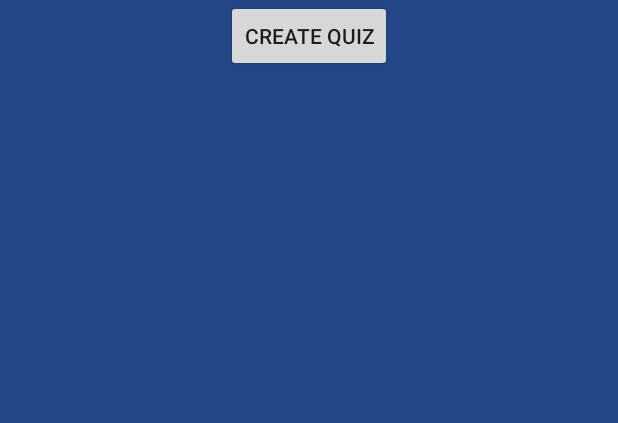
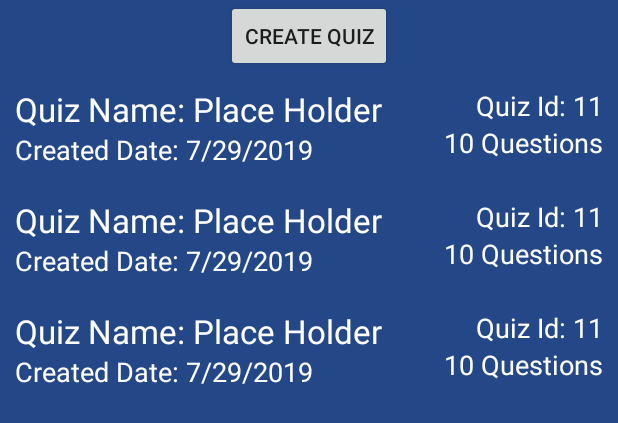
Before and after one commit to johade777/QuoteMNativeAndroid, an Android app: the layout activity_quizzes.xml on its own in the app's theme, with its tools: preview values and no code run, on a phone screen of 412 x 824 dp. Shown: the top 423 px of the screen. Run offline under Robolectric (Android 15) with nearby library versions, the light colour scheme and no system bars.

Commit message:
Able to view all user quizzes

```diff
--- a/app/src/main/java/com/johade/quotem/model/UserQuiz.java
+++ b/app/src/main/java/com/johade/quotem/model/Quiz.java
@@ -1,10 +1,10 @@
 package com.johade.quotem.model;
 
-public class UserQuiz {
+public class Quiz {
     private int quiz_id;
     private String quiz_name;
 
-    public UserQuiz(int quiz_id, String quiz_name){
+    public Quiz(int quiz_id, String quiz_name){
         this.quiz_id = quiz_id;
         this.quiz_name = quiz_name;
     }
--- a/app/src/main/res/layout/activity_quizzes.xml
+++ b/app/src/main/res/layout/activity_quizzes.xml
@@ -7,13 +7,15 @@
     tools:context=".Views_Activities.QuizzesActivity">
 
     <Button
-        android:id="@+id/button"
+        android:id="@+id/createQuizButton"
         android:layout_width="wrap_content"
         android:layout_height="wrap_content"
         android:layout_gravity="center_horizontal"
         android:text="Create Quiz" />
 
     <androidx.recyclerview.widget.RecyclerView
+        android:id="@+id/quizRecyclerView"
         android:layout_width="match_parent"
-        android:layout_height="match_parent" />
+        android:layout_height="match_parent"
+        tools:listitem="@layout/item_view_quiz"/>
 </LinearLayout>
--- a/app/src/main/res/layout/item_view_quiz.xml
+++ b/app/src/main/res/layout/item_view_quiz.xml
@@ -1,6 +1,46 @@
 <?xml version="1.0" encoding="utf-8"?>
-<LinearLayout xmlns:android="http://schemas.android.com/apk/res/android"
-    android:orientation="vertical" android:layout_width="match_parent"
-    android:layout_height="match_parent">
+<RelativeLayout xmlns:android="http://schemas.android.com/apk/res/android"
+    android:layout_width="match_parent"
+    android:layout_height="wrap_content"
+    android:background="@color/background_color"
+    android:orientation="vertical"
+    android:padding="10dp">
 
-</LinearLayout>
+    <TextView
+        android:id="@+id/quizName"
+        android:layout_width="match_parent"
+        android:layout_height="wrap_content"
+        android:layout_toStartOf="@id/quizId"
+        android:textAppearance="@style/TextAppearance.AppCompat.Large"
+        android:textColor="@color/highscoreTextColor"
+        android:text="Quiz Name: Place Holder" />
+
+    <TextView
+        android:id="@+id/quizId"
+        android:layout_width="wrap_content"
+        android:layout_height="wrap_content"
+        android:layout_alignParentEnd="true"
+        android:textAppearance="@style/TextAppearance.AppCompat.Medium"
+        android:textColor="@color/highscoreTextColor"
+        android:text="Quiz Id: 11" />
+
+    <TextView
+        android:id="@+id/quizDate"
+        android:layout_below="@id/quizName"
+        android:layout_width="wrap_content"
+        android:layout_height="wrap_content"
+        android:textAppearance="@style/TextAppearance.AppCompat.Medium"
+        android:textColor="@color/highscoreTextColor"
+        android:text="Created Date: 7/29/2019" />
+
+    <TextView
+        android:id="@+id/questionNumber"
+        android:layout_width="wrap_content"
+        android:layout_below="@id/quizId"
+        android:layout_height="wrap_content"
+        android:layout_alignParentEnd="true"
+        android:textAppearance="@style/TextAppearance.AppCompat.Medium"
+        android:textColor="@color/highscoreTextColor"
+        android:text="10 Questions" />
+
+</RelativeLayout>
```
Also changed, not shown: app/src/main/java/com/johade/quotem/Views_Activities/MainActivity.java (+8 -0 lines), app/src/main/java/com/johade/quotem/Views_Activities/QuizzesActivity.java (+54 -0 lines), app/src/main/java/com/johade/quotem/adapters/QuizAdapter.java (added, +58 -0 lines), app/src/main/java/com/johade/quotem/model/GetQuizzesResponse.java (+4 -4 lines), app/src/main/res/layout/activity_main.xml (+11 -0 lines).
